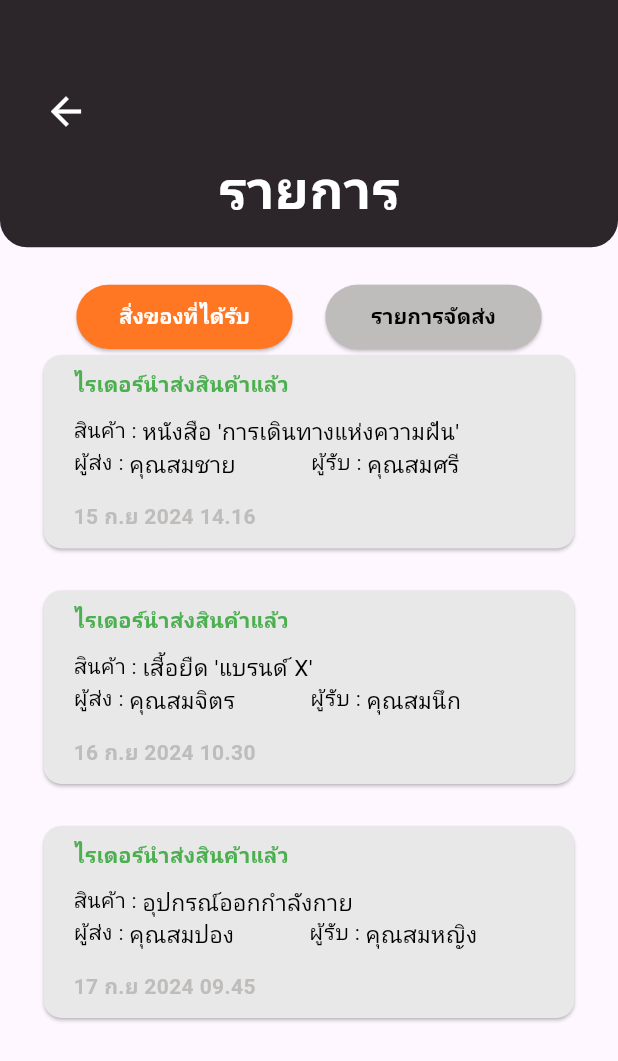
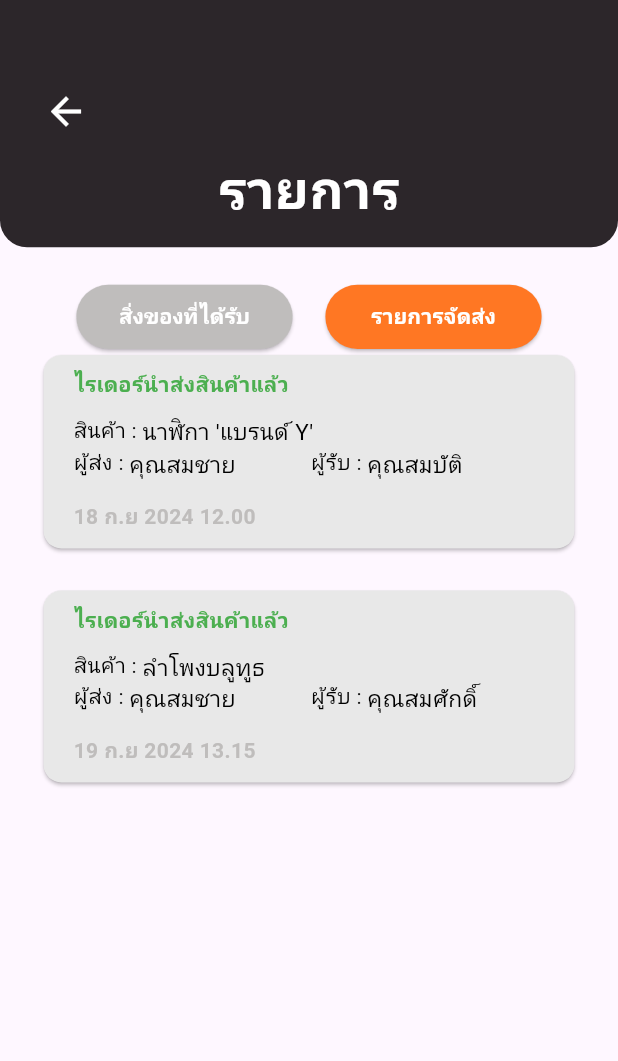
Before and after one commit to Watcharaphong95/hermes_delivery_app, a Flutter app: the ItemsReceivedpage screen opened directly, after a tap on "รายการจัดส่ง", on a phone screen of 412 x 824 dp. Shown: the top 1061 px of the screen. Run offline on Flutter 3.47's test engine with Material 3 defaults, Android fonts, the phone set to English and light mode, and no system bars; our stand-ins replace flutter_svg, geocoding, geolocator, get, google_maps_flutter; missing offline and left inert: google_maps_place_picker_mb, google_maps_widget, map_picker.

Commit message:
fix item_received and item send

```diff
--- a/lib/pages_user/items_received.dart
+++ b/lib/pages_user/items_received.dart
@@ -11,8 +11,11 @@ class ItemsReceivedpage extends StatefulWidget {
 
 class _ListpageState extends State<ItemsReceivedpage> {
   String status = 'ไรเดอร์นำส่งสินค้าแล้ว';
-  // ข้อมูลจำลองสำหรับการแสดงผล Card
-  final List<Map<String, String>> data = [
+  bool isReceived =
+      true; // Track the active button (true for received, false for delivery)
+
+  // Sample data for cards
+  final List<Map<String, String>> receivedData = [
     {
       "สินค้า": "หนังสือ 'การเดินทางแห่งความฝัน'",
       "ผู้ส่ง": "คุณสมชาย",
@@ -33,9 +36,24 @@ class _ListpageState extends State<ItemsReceivedpage> {
     },
   ];
 
+  final List<Map<String, String>> deliveryData = [
+    {
+      "สินค้า": "นาฬิกา 'แบรนด์ Y'",
+      "ผู้ส่ง": "คุณสมชาย",
+      "ผู้รับ": "คุณสมบัติ",
+      "เวลา": "18 ก.ย 2024 12.00"
+    },
+    {
+      "สินค้า": "ลำโพงบลูทูธ",
+      "ผู้ส่ง": "คุณสมชาย",
+      "ผู้รับ": "คุณสมศักดิ์",
+      "เวลา": "19 ก.ย 2024 13.15"
+    },
+  ];
+
   @override
   Widget build(BuildContext context) {
-    // ขนาดของหน้าจอ
+    // Get screen size
     double screenWidth = MediaQuery.of(context).size.width;
     double screenHeight = MediaQuery.of(context).size.height;
 
@@ -43,14 +61,15 @@ class _ListpageState extends State<ItemsReceivedpage> {
       body: SingleChildScrollView(
         child: Column(
           children: [
+            // Top container with back button and title
             Container(
               width: screenWidth,
               height: screenHeight * 0.2,
               decoration: const BoxDecoration(
                 color: Color(0xFF2C262A),
                 borderRadius: BorderRadius.only(
-                  bottomLeft: Radius.circular(18), // โค้งที่มุมล่างซ้าย
-                  bottomRight: Radius.circular(18), // โค้งที่มุมล่างขวา
+                  bottomLeft: Radius.circular(18),
+                  bottomRight: Radius.circular(18),
                 ),
               ),
               child: Column(
@@ -85,6 +104,8 @@ class _ListpageState extends State<ItemsReceivedpage> {
                 ],
               ),
             ),
+
+            // Buttons for switching views
             Row(
               mainAxisAlignment: MainAxisAlignment.spaceAround,
               children: [
@@ -94,9 +115,15 @@ class _ListpageState extends State<ItemsReceivedpage> {
                     width: screenWidth * 0.35,
                     height: screenHeight * 0.052,
                     child: ElevatedButton(
-                      onPressed: () {},
+                      onPressed: () {
+                        setState(() {
+                          isReceived = true; // Show received items
+                        });
+                      },
                       style: ElevatedButton.styleFrom(
-                        backgroundColor: const Color(0xFFFF7723),
+                        backgroundColor: isReceived
+                            ? const Color(0xFFFF7723)
+                            : const Color(0xFFbfbdbc),
                         shape: RoundedRectangleBorder(
                           borderRadius: BorderRadius.circular(30),
                         ),
@@ -118,9 +145,15 @@ class _ListpageState extends State<ItemsReceivedpage> {
                     width: screenWidth * 0.35,
                     height: screenHeight * 0.052,
                     child: ElevatedButton(
-                      onPressed: () {},
+                      onPressed: () {
+                        setState(() {
+                          isReceived = false; // Show delivery items
+                        });
+                      },
                       style: ElevatedButton.styleFrom(
-                        backgroundColor: const Color(0xFFbfbdbc),
+                        backgroundColor: !isReceived
+                            ? const Color(0xFFFF7723)
+                            : const Color(0xFFbfbdbc),
                         shape: RoundedRectangleBorder(
                           borderRadius: BorderRadius.circular(30),
                         ),
@@ -129,7 +162,7 @@ class _ListpageState extends State<ItemsReceivedpage> {
                         'รายการจัดส่ง',
                         style: TextStyle(
                           fontSize: 14,
-                          color: Colors.black,
+                          color: Colors.white,
                           fontWeight: FontWeight.bold,
                         ),
                       ),
@@ -138,15 +171,19 @@ class _ListpageState extends State<ItemsReceivedpage> {
                 ),
               ],
             ),
+
+            // Display items based on button selection
             Padding(
               padding: const EdgeInsets.fromLTRB(25, 0, 25, 20),
               child: SizedBox(
                 width: screenWidth,
                 height: screenHeight * 0.6,
                 child: ListView.builder(
-                  itemCount: data.length,
+                  itemCount:
+                      isReceived ? receivedData.length : deliveryData.length,
                   itemBuilder: (context, index) {
-                    final item = data[index];
+                    final item =
+                        isReceived ? receivedData[index] : deliveryData[index];
                     return Padding(
                       padding: const EdgeInsets.only(bottom: 20),
                       child: GestureDetector(
@@ -165,25 +202,7 @@ class _ListpageState extends State<ItemsReceivedpage> {
                                   style: TextStyle(
                                     fontSize: 14,
                                     fontWeight: FontWeight.bold,
-                                    color: status == "ไรเดอร์รับงาน"
-                                        ? const Color(
-                                            0xFFF3A72B) // Orange - Active work
-                                        : status == "รอไรเดอร์มารับสินค้า"
-                                            ? const Color(
-                                                0xFFFFC107) // Amber - Waiting
-                                            : status ==
-                                                    "ไรเดอร์รับสินค้าแล้วและกำลังเดินทาง"
-                                                ? const Color(
-                                                    0xFF2196F3) // Blue - In transit
-                                                : status ==
-                                                        "ไรเดอร์นำส่งสินค้าแล้ว"
-                                                    ? const Color(
-                                                        0xFF4CAF50) // Green - Delivery complete
-                                                    : status == "ยกเลิก"
-                                                        ? const Color(
-                                                            0xFFFF5722) // Red - Cancelled
-                                                        : const Color(
-                                                            0xFF000000), // Default color
+                                    color: getStatusColor(),
                                   ),
                                 ),
                                 Padding(
@@ -269,4 +288,22 @@ class _ListpageState extends State<ItemsReceivedpage> {
       ),
     );
   }
+
+  // Get status color based on the status value
+  Color getStatusColor() {
+    switch (status) {
+      case "ไรเดอร์รับงาน":
+        return const Color(0xFFF3A72B); // Orange
+      case "รอไรเดอร์มารับสินค้า":
+        return const Color(0xFFFFC107); // Amber
+      case "ไรเดอร์รับสินค้าแล้วและกำลังเดินทาง":
+        return const Color(0xFF2196F3); // Blue
+      case "ไรเดอร์นำส่งสินค้าแล้ว":
+        return const Color(0xFF4CAF50); // Green
+      case "ยกเลิก":
+        return const Color(0xFFFF5722); // Red
+      default:
+        return const Color(0xFF000000); // Default
+    }
+  }
 }
```
